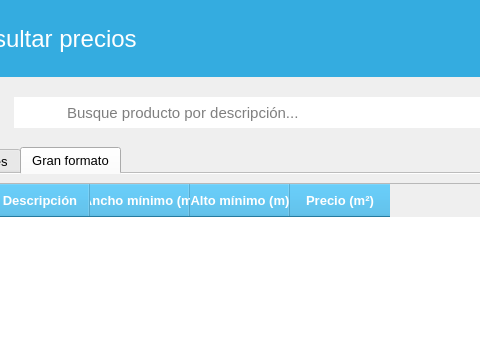
Above: src/Home/Ui_ConsultarPrecios.ui from ivanperez-7/printpos before the change; both pictures show x 129 to 609 and y 0 to 360 of the 1066 by 642 pixel window. Below: the same form after it.
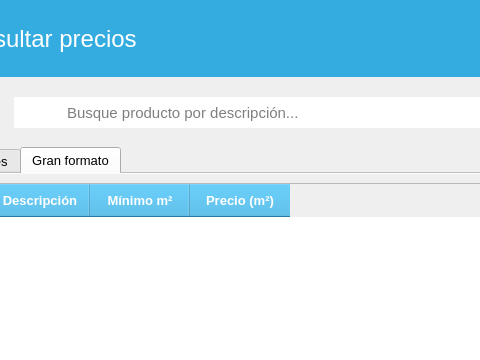
That is the form after the change. The open tabs and pages were chosen to show the change. Icons and pictures are not drawn.

What changed in the file:
```diff
--- a/src/Home/Ui_ConsultarPrecios.ui
+++ b/src/Home/Ui_ConsultarPrecios.ui
@@ -607,12 +607,7 @@
              </column>
              <column>
               <property name="text">
-               <string>Ancho mínimo (m)</string>
-              </property>
-             </column>
-             <column>
-              <property name="text">
-               <string>Alto mínimo (m)</string>
+               <string>Mínimo m²</string>
               </property>
              </column>
              <column>
```
Left out of the diff: 4 changed lines with no effect on the pictures.
